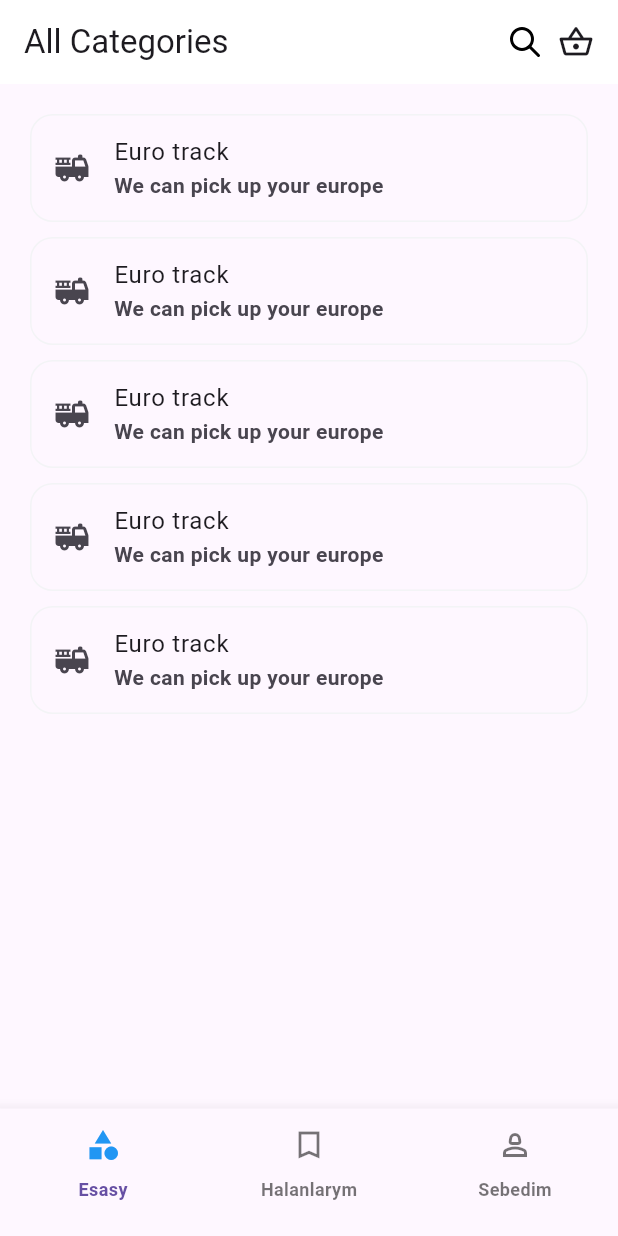
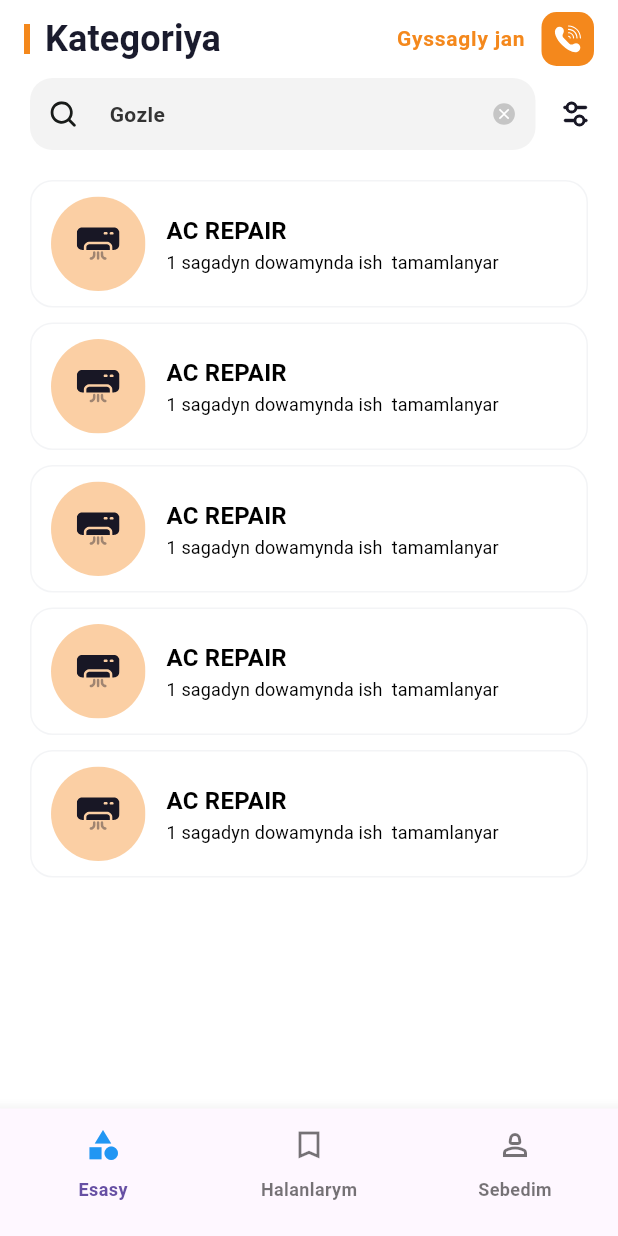
Before and after one commit to Yagshymyradov/Ussat-App, a Flutter app: the screen it shows after launch, on a phone screen of 412 x 824 dp. Run offline on Flutter 3.47's test engine with Material 3 defaults, Android fonts, the phone set to English and light mode, and no system bars; our stand-ins replace flutter_svg.

Commit message:
changed home screen

```diff
--- /dev/null
+++ b/lib/components/search.dart
@@ -0,0 +1,43 @@
+import 'package:flutter/material.dart';
+
+import '../utils/assets.dart';
+import '../utils/theme.dart';
+
+class Search extends StatelessWidget {
+  const Search({super.key});
+
+  @override
+  Widget build(BuildContext context) {
+    return Padding(
+      padding: const EdgeInsets.symmetric(horizontal: 20),
+      child: Row(
+        children: [
+          Expanded(
+            child: SizedBox(
+              height: 48,
+              child: DecoratedBox(
+                decoration: BoxDecoration(
+                  color: AppColors.greyColor.withOpacity(0.2),
+                  borderRadius: BorderRadius.circular(15),
+                ),
+                child: Padding(
+                  padding: const EdgeInsets.symmetric(horizontal: 13),
+                  child: Row(
+                    children: [
+                      AppIcons.search.svgPicture(),
+                      const SizedBox(width: 22),
+                      const Expanded(child: Text('Gozle')),
+                      AppIcons.clear.svgPicture(),
+                    ],
+                  ),
+                ),
+              ),
+            ),
+          ),
+          const SizedBox(width: 18),
+          AppIcons.filter.svgPicture(),
+        ],
+      ),
+    );
+  }
+}
--- /dev/null
+++ b/lib/components/stick.dart
@@ -0,0 +1,18 @@
+import 'package:flutter/material.dart';
+
+import '../utils/theme.dart';
+
+class Stick extends StatelessWidget {
+  const Stick({super.key});
+
+  @override
+  Widget build(BuildContext context) {
+    return SizedBox(
+      width: 4,
+      height: 20,
+      child: ColoredBox(
+        color: context.themeData.primaryColor,
+      ),
+    );
+  }
+}
--- /dev/null
+++ b/lib/screens/home_screen/categories_tile.dart
@@ -0,0 +1,53 @@
+import 'package:flutter/material.dart';
+
+import '../../utils/assets.dart';
+import '../../utils/navigation.dart';
+import '../../utils/theme.dart';
+import 'about_services_screen/about_srvices_screen.dart';
+
+class CategoriesTile extends StatelessWidget {
+  const CategoriesTile({super.key});
+
+  @override
+  Widget build(BuildContext context) {
+    final texTheme = context.textTheme;
+    return InkWell(
+      onTap: () => navigateToScreen(context, const AboutServicesScreen()),
+      child: DecoratedBox(
+        decoration: BoxDecoration(
+          borderRadius: BorderRadius.circular(15),
+          border: Border.all(color: AppColors.easyLightGreyColor),
+        ),
+        child: Padding(
+          padding: const EdgeInsets.symmetric(horizontal: 14, vertical: 11),
+          child: Row(
+            children: [
+              ClipOval(
+                child: ColoredBox(
+                  color: AppColors.orangeColor.withOpacity(0.4),
+                  child: Padding(
+                    padding: const EdgeInsets.all(17),
+                    child: AppIcons.repair.svgPicture(),
+                  ),
+                ),
+              ),
+              const SizedBox(width: 14),
+              Expanded(
+                child: Column(
+                  crossAxisAlignment: CrossAxisAlignment.start,
+                  children: [
+                    Text('AC REPAIR', style: texTheme.titleMedium),
+                    Text(
+                      '1 sagadyn dowamynda ish  tamamlanyar',
+                      style: texTheme.titleSmall,
+                    ),
+                  ],
+                ),
+              ),
+            ],
+          ),
+        ),
+      ),
+    );
+  }
+}
--- a/lib/screens/home_screen/homa_screen.dart
+++ b/lib/screens/home_screen/homa_screen.dart
@@ -1,41 +1,50 @@
 import 'package:flutter/material.dart';
 
+import '../../components/search.dart';
+import '../../components/stick.dart';
 import '../../utils/assets.dart';
-import '../../utils/navigation.dart';
 import '../../utils/theme.dart';
-import 'about_services_screen/about_srvices_screen.dart';
+import 'categories_tile.dart';
 
 class HomeScreen extends StatelessWidget {
   const HomeScreen({super.key});
 
   @override
   Widget build(BuildContext context) {
+    final textTheme = context.textTheme;
     return Scaffold(
       appBar: AppBar(
         title: Row(
           children: [
-            const Expanded(child: Text('All Categories')),
-            AppIcons.search.svgPicture(),
+            const Stick(),
             const SizedBox(width: 10),
-            const Icon(Icons.shopping_basket_outlined),
+            Expanded(
+              child: Text('Kategoriya', style: textTheme.labelLarge),
+            ),
+            Text('Gyssagly jan', style: textTheme.labelMedium),
+            const SizedBox(width: 11),
+            DecoratedBox(
+              decoration: BoxDecoration(
+                color: AppColors.orangeColor,
+                borderRadius: BorderRadius.circular(10),
+              ),
+              child: Padding(
+                padding: const EdgeInsets.all(6),
+                child: AppIcons.call.svgPicture(),
+              ),
+            ),
           ],
+        ),
+        bottom: const PreferredSize(
+          preferredSize: Size(double.infinity, 44),
+          child: Search(),
         ),
       ),
       body: ListView.separated(
         padding: const EdgeInsets.all(20),
         itemCount: 5,
-        itemBuilder: (context, index) => DecoratedBox(
-          decoration: BoxDecoration(
-            borderRadius: BorderRadius.circular(15),
-            border: Border.all(color: AppColors.easyLightGreyColor),
-          ),
-          child: ListTile(
-            onTap: ()=> navigateToScreen(context, const AboutServicesScreen()),
-            leading: const Icon(Icons.fire_truck),
-            title: const Text('Euro track'),
-            subtitle: const Text('We can pick up your europe'),
-          ),
-        ), separatorBuilder: (context, index) => const SizedBox(height: 10),
+        itemBuilder: (context, index) => const CategoriesTile(),
+        separatorBuilder: (context, index) => const SizedBox(height: 10),
       ),
     );
   }
--- a/lib/utils/assets.dart
+++ b/lib/utils/assets.dart
@@ -2,11 +2,16 @@ import 'package:flutter/material.dart';
 import 'package:flutter_svg/svg.dart';
 
 enum AppIcons {
-  dots('dots'),
-  add('add'),
-  chevronLeft('chevron-left'),
+  repair('repair'),
+  call('call'),
+  category('category'),
+  clear('clear'),
+  filter('filter'),
+  history('history'),
+  notification('notification'),
+  products('products'),
   search('search'),
-  person('user-circle');
+  person('person');
 
   final String path;
 
--- a/lib/utils/theme.dart
+++ b/lib/utils/theme.dart
@@ -5,11 +5,14 @@ class AppTheme {
 
   static ThemeData lightTheme = ThemeData(
     brightness: Brightness.light,
+    primaryColor: AppColors.orangeColor,
+    scaffoldBackgroundColor: AppColors.whiteColor,
     appBarTheme: const AppBarTheme(
       backgroundColor: AppColors.whiteColor,
       surfaceTintColor: AppColors.whiteColor,
       elevation: 0,
     ),
+
     bottomNavigationBarTheme: const BottomNavigationBarThemeData(
       elevation: 0,
       backgroundColor: AppColors.whiteColor,
@@ -29,15 +32,25 @@ class AppTheme {
       ),
     ),
     textTheme: const TextTheme(
-      // titleMedium: TextStyle(
-      //   fontSize: 16,
-      //   fontWeight: FontWeight.w700,
-      //   color: AppColors.blackColor,
-      // ),
+      titleMedium: TextStyle(
+        fontSize: 16,
+        fontWeight: FontWeight.w700,
+        color: AppColors.blackColor,
+      ),
+      titleSmall: TextStyle(
+        fontSize: 12,
+        fontWeight: FontWeight.w400,
+        color: AppColors.blackColor,
+      ),
+      labelLarge: TextStyle(
+        fontSize: 24,
+        fontWeight: FontWeight.w700,
+        color: Color(0xff1a1b2d),
+      ),
       labelMedium: TextStyle(
-        fontSize: 16,
-        fontWeight: FontWeight.w600,
-        color: AppColors.easyDarkColor,
+        fontSize: 14,
+        fontWeight: FontWeight.w700,
+        color: AppColors.orangeColor,
       ),
       labelSmall: TextStyle(
         fontSize: 12,
@@ -59,11 +72,18 @@ class AppColors {
   static const whiteColor = Color.fromRGBO(255, 255, 255, 1);
   static const lightGreyColor = Color.fromRGBO(247, 247, 247, 1);
   static const easyLightGreyColor = Color.fromRGBO(243, 244, 246, 1);
-  static const greyColor = Color.fromRGBO(157, 157, 157, 1);
+  static const greyColor = Color(0xffc4c4c4);
   static const darkGreyColor = Color.fromRGBO(117, 117, 117, 1);
   static const easyDarkGreyColor = Color.fromRGBO(78, 78, 78, 1);
-  static const orangeColor = Color.fromRGBO(255, 102, 0, 1);
   static const easyDarkColor = Color.fromRGBO(85, 85, 85, 1);
+  static const orangeColor = Color(0xfff4881c);
   static const darkColor = Color.fromRGBO(51, 51, 51, 1);
   static const blackColor = Color.fromRGBO(0, 0, 0, 1);
 }
+
+extension BuildContextX on BuildContext{
+  ThemeData get themeData => Theme.of(this);
+
+  TextTheme get textTheme => Theme.of(this).textTheme;
+
+}
```
Also changed, not shown: assets/icons/call.svg (added), assets/icons/category.svg (added), assets/icons/clear.svg (added), assets/icons/filter.svg (added), assets/icons/history.svg (added), assets/icons/notification.svg (added), assets/icons/person.svg (added), assets/icons/products.svg (added), assets/icons/repair.svg (added), assets/icons/search.svg.
